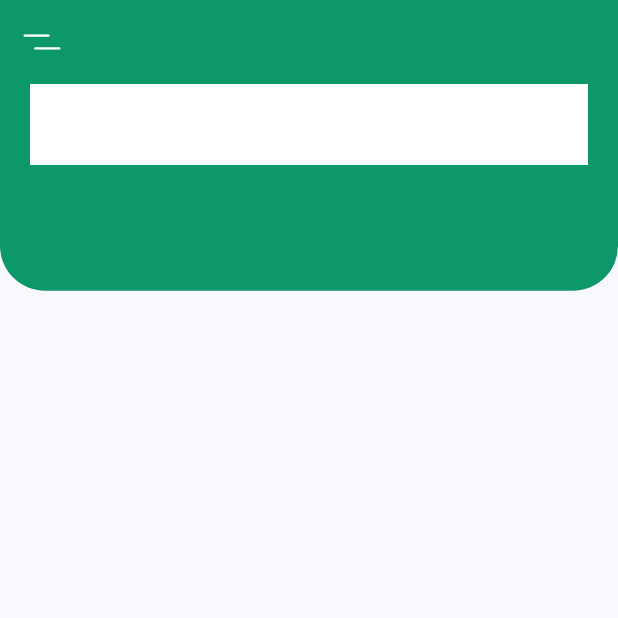
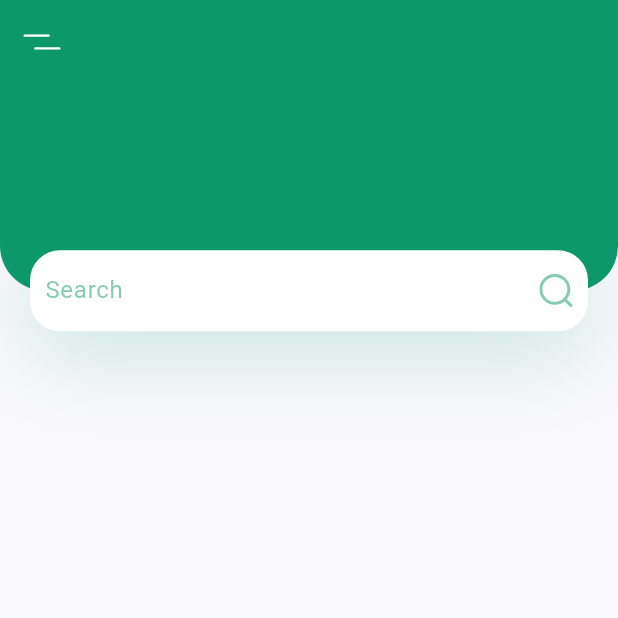
Before and after one commit to adel7ussein/Plant-App, a Flutter app: the screen it shows after launch, on a phone screen of 412 x 824 dp, the top half of it. Run offline on Flutter 3.47's test engine with Material 3 defaults, Android fonts, the phone set to English and light mode, and no system bars; our stand-ins replace flutter_svg.

Commit message:
add a textfield as a search bar

```diff
--- a/lib/screens/home/component/body.dart
+++ b/lib/screens/home/component/body.dart
@@ -1,4 +1,5 @@
 import 'package:flutter/material.dart';
+import 'package:flutter_svg/flutter_svg.dart';
 import 'package:plant_app/constants.dart';
 
 class Body extends StatelessWidget {
@@ -22,13 +23,45 @@ class Body extends StatelessWidget {
                       bottomLeft: Radius.circular(30),
                       bottomRight: Radius.circular(30))),
             ),
-            Positioned(child: Container(
+            Positioned(
+              bottom: 0,
+              left: 0,
+              right: 0,
+                child: Container(
               margin: const EdgeInsets.symmetric(horizontal: kDefaultPadding),
               height: 54,
-              decoration: const BoxDecoration(
-                color: Colors.white
-              ),
-            ))
+              decoration: BoxDecoration(
+                  color: Colors.white, borderRadius: BorderRadius.circular(20),
+                  boxShadow:  [
+                    BoxShadow(
+                      offset: const Offset(0, 10),
+                      blurRadius: 50,
+                      color: kPrimaryColor.withOpacity(0.23)
+                    )
+                  ]),
+                  child:  Padding(
+                    padding: const EdgeInsets.symmetric(horizontal: 10),
+                    child: Row(
+                      children: [
+                        Expanded(
+                          child: TextField(
+                            onChanged: (value){},
+                            decoration: InputDecoration(
+                              hintText: "Search",
+                              hintStyle: TextStyle(
+                                color: kPrimaryColor.withOpacity(0.5)
+                              ),
+                              enabledBorder: InputBorder.none,
+                              focusedBorder: InputBorder.none
+                            ),
+                          ),
+                        ),
+                        SvgPicture.asset("assets/icons/search.svg")
+                      ],
+                    ),
+                  ),
+            )
+            )
           ]),
         )
       ],
```
